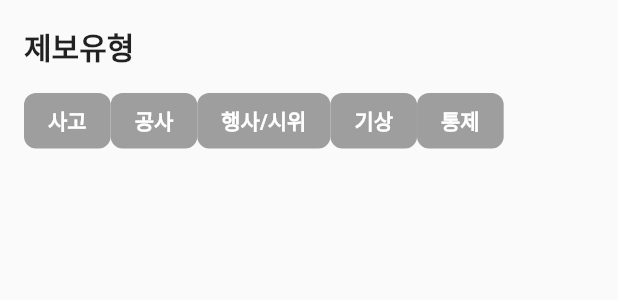
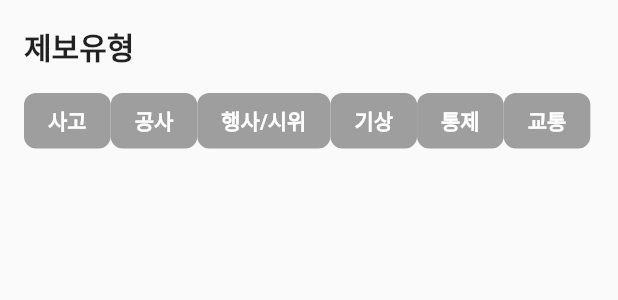
Before and after one commit to ehfdkdhswlgh/live_accident_application, a Flutter app: the MyButton widget shown alone on an empty page, opened directly, on a phone screen of 412 x 824 dp. Shown: the top 300 px of the screen. Run offline on Flutter 3.47's test engine with Material 2 defaults, Android fonts, the phone set to English and light mode, and no system bars; our stand-ins replace cached_network_image, carousel_slider, cloud_firestore, firebase_auth, firebase_core, firebase_messaging and 8 more; missing offline and left inert: dart_geohash, remedi_kopo; accounts and stored records are empty.

Commit message:
HOJUN 교통테그 추가

```diff
--- a/lib/haechan/login.dart
+++ b/lib/haechan/login.dart
@@ -48,7 +48,6 @@ class _MyHomePageState extends State<MyHomePage> {
   final _formKey = GlobalKey<FormState>();
   final TextEditingController _emailController = TextEditingController();
   final TextEditingController _passwordController = TextEditingController();
-
   final TextEditingController emailController = TextEditingController();
 
 
--- a/lib/hojun/store.dart
+++ b/lib/hojun/store.dart
@@ -27,6 +27,8 @@ class Store extends ChangeNotifier{
       postType = 4;
     } else if (text=='통제') {
       postType = 5;
+    } else if (text=='교통') {
+      postType = 6;
     }
     notifyListeners();
   }
--- a/lib/hojun/tags.dart
+++ b/lib/hojun/tags.dart
@@ -11,7 +11,7 @@ class Tags extends StatefulWidget {
 
 class _TagsState extends State<Tags> {
 
-  final List<String> _acc = ['전체','사고','공사','행사', '기상', '통제'];
+  final List<String> _acc = ['전체','사고','공사','행사', '기상', '통제', '교통'];
   final List<String> _ord = ['최신순','주변순','추천순'];
 
 
@@ -98,6 +98,7 @@ class _TagsState extends State<Tags> {
                   accTags(_acc[3], 3),
                   accTags(_acc[4], 4),
                   accTags(_acc[5], 5),
+                  accTags(_acc[6], 6),
                 ],
               ),
             ),
--- a/lib/hojun/write_report_demo.dart
+++ b/lib/hojun/write_report_demo.dart
@@ -1,5 +1,4 @@
 import 'package:flutter/material.dart';
-import 'package:flutter_local_notifications/flutter_local_notifications.dart';
 import 'package:google_maps_flutter/google_maps_flutter.dart';
 import 'package:image_picker/image_picker.dart';
 import 'dart:io';
@@ -720,6 +719,7 @@ class _MyButtonState extends State<MyButton> {
                 _buildButton('행사/시위', context),
                 _buildButton('기상', context),
                 _buildButton('통제', context),
+                _buildButton('교통', context),
               ],
             ),
           ),
```
